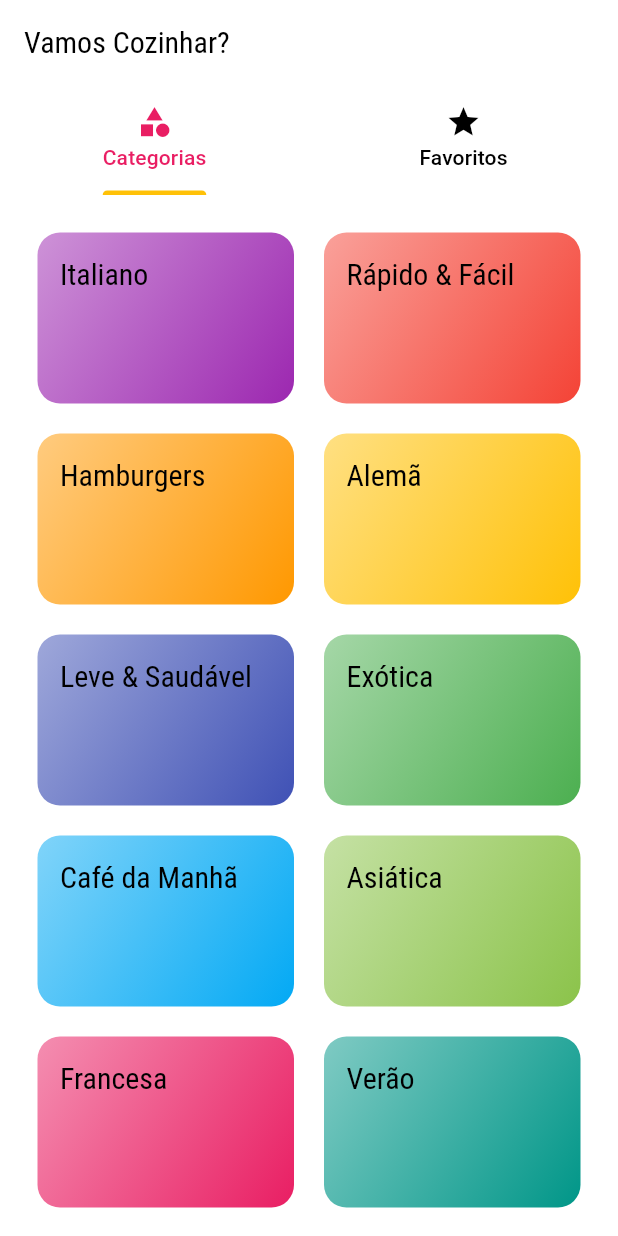
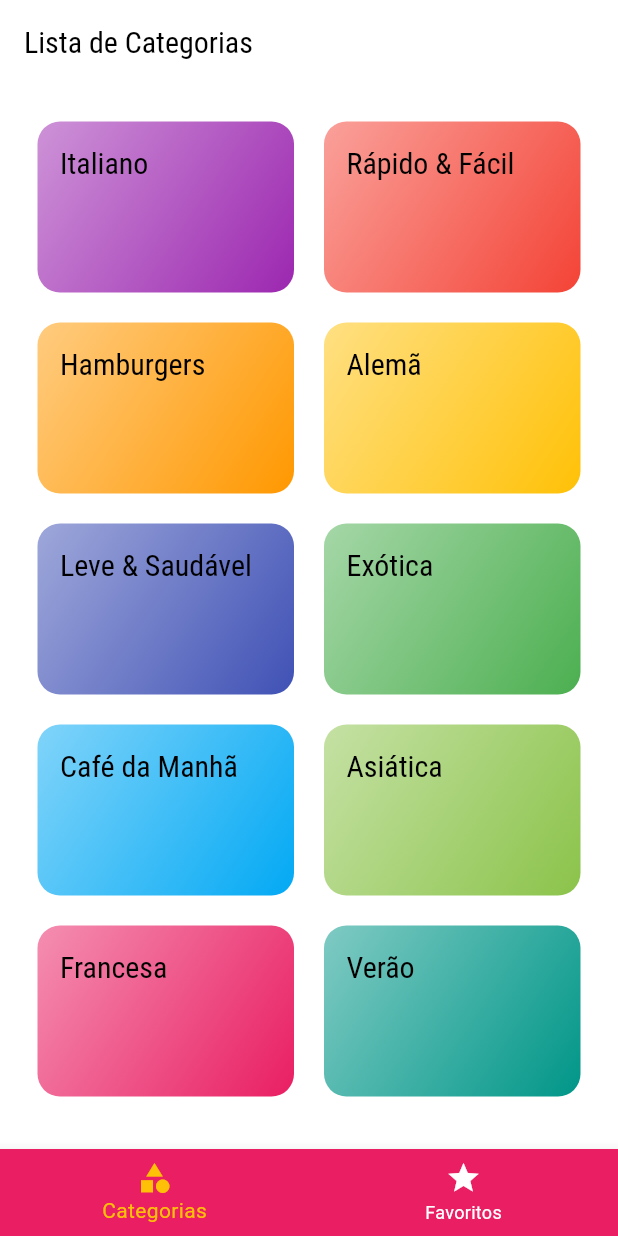
Before and after one commit to anabellypassos/app_comidas, a Flutter app: the screen it shows after launch, on a phone screen of 412 x 824 dp. Run offline on Flutter 3.47's test engine with Material 3 defaults, Android fonts, the phone set to English and light mode, and no system bars.

Commit message:
tap bar inferior

```diff
--- a/lib/screens/tabs_screen.dart
+++ b/lib/screens/tabs_screen.dart
@@ -2,36 +2,52 @@
 import 'categories_screen.dart';
 import 'favorite_screen.dart';
 
-class TabsScreen extends StatelessWidget {
+class TabsScreen extends StatefulWidget {
   const TabsScreen({super.key});
 
   @override
+  State<TabsScreen> createState() => _TabsScreenState();
+}
+
+class _TabsScreenState extends State<TabsScreen> {
+  int _selectedScreenIndex = 0;
+
+  final List<Map<String, Object>> _screens = [
+    {'title': 'Lista de Categorias', 'screen': const CategoriesScreen()},
+    {'title': 'Meus Favoritos', 'screen': const FavoriteScreen()},
+  ];
+
+  _selectScreen(int index) {
+    setState(() {
+      _selectedScreenIndex = index;
+    });
+  }
+
+  @override
   Widget build(BuildContext context) {
-    return DefaultTabController(
-      length: 2,
-      child: Scaffold(
-        appBar: AppBar(
-          title: const Text('Vamos Cozinhar?'),
-          bottom: TabBar(
-            indicatorColor: Theme.of(context).colorScheme.secondary,
-            tabs: const [
-              Tab(
-                icon: Icon(Icons.category),
-                text: 'Categorias',
-              ),
-              Tab(
-                icon: Icon(Icons.star),
-                text: 'Favoritos',
-              ),
-            ],
+    return Scaffold(
+      appBar: AppBar(
+        title: Text(
+          _screens[_selectedScreenIndex]['title'] as String,
+        ),
+      ),
+      body: _screens[_selectedScreenIndex]['screen'] as Widget,
+      bottomNavigationBar: BottomNavigationBar(
+        onTap: _selectScreen,
+        backgroundColor: Theme.of(context).colorScheme.primary,
+        unselectedItemColor: Colors.white,
+        selectedItemColor: Theme.of(context).colorScheme.secondary,
+        currentIndex: _selectedScreenIndex,
+        items: const [
+          BottomNavigationBarItem(
+            icon: Icon(Icons.category),
+            label: 'Categorias',
           ),
-        ),
-        body: const TabBarView(
-          children: [
-            CategoriesScreen(),
-            FavoriteScreen(),
-          ],
-        ),
+          BottomNavigationBarItem(
+            icon: Icon(Icons.star),
+            label: 'Favoritos',
+          ),
+        ],
       ),
     );
   }
```
